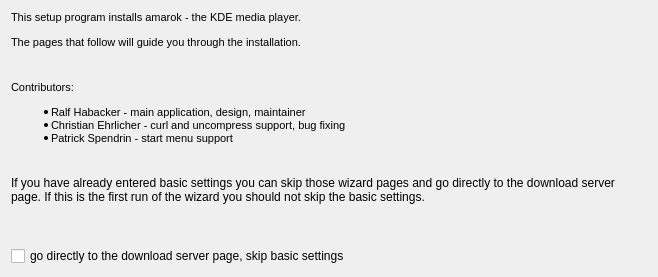
The window that gui/themes/amarok/titlepage.ui (KDE/kdewin-installer) describes before a commit, drawn with Qt 5.
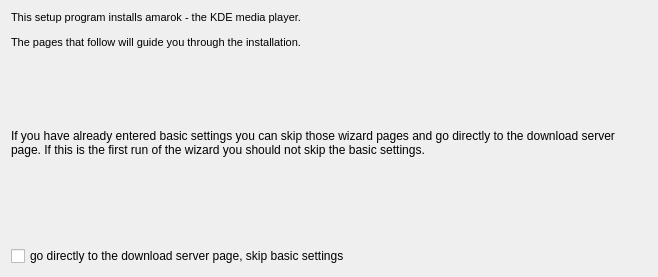
The same window after the commit.

```diff
--- a/gui/themes/amarok/titlepage.ui
+++ b/gui/themes/amarok/titlepage.ui
@@ -36,29 +36,6 @@
      </property>
     </widget>
    </item>
-   <item>
-    <widget class="QLabel" name="label_3" >
-     <property name="text" >
-      <string>&lt;html>&lt;head>&lt;meta name="qrichtext" content="1" />&lt;style type="text/css">
-p, li { white-space: pre-wrap; }
-&lt;/style>&lt;/head>&lt;body style=" font-family:'MS Shell Dlg 2'; font-size:7.8pt; font-weight:400; font-style:normal;">
-&lt;p style=" margin-top:12px; margin-bottom:12px; margin-left:0px; margin-right:0px; -qt-block-indent:0; text-indent:0px;">&lt;span style=" font-size:8pt;">Contributors: &lt;/span>&lt;/p>
-&lt;ul style="-qt-list-indent: 1;">&lt;li style=" font-size:8pt;" style=" margin-top:12px; margin-bottom:0px; margin-left:0px; margin-right:0px; -qt-block-indent:0; text-indent:0px;">Ralf Habacker - main application, design, maintainer &lt;/li>
-&lt;li style=" font-size:8pt;" style=" margin-top:0px; margin-bottom:0px; margin-left:0px; margin-right:0px; -qt-block-indent:0; text-indent:0px;">Christian Ehrlicher - curl and uncompress support, bug fixing &lt;/li>
-&lt;li style=" font-size:8pt;" style=" margin-top:0px; margin-bottom:12px; margin-left:0px; margin-right:0px; -qt-block-indent:0; text-indent:0px;">Patrick Spendrin - start menu support &lt;/li>&lt;/ul>
-&lt;p style="-qt-paragraph-type:empty; margin-top:0px; margin-bottom:0px; margin-left:0px; margin-right:0px; -qt-block-indent:0; text-indent:0px; font-size:8pt;">&lt;/p>&lt;/body>&lt;/html></string>
-     </property>
-     <property name="textFormat" >
-      <enum>Qt::RichText</enum>
-     </property>
-     <property name="alignment" >
-      <set>Qt::AlignLeading|Qt::AlignLeft|Qt::AlignTop</set>
-     </property>
-     <property name="wordWrap" >
-      <bool>true</bool>
-     </property>
-    </widget>
-   </item>
    <item>
     <widget class="QLabel" name="label_2" >
      <property name="text" >
```
